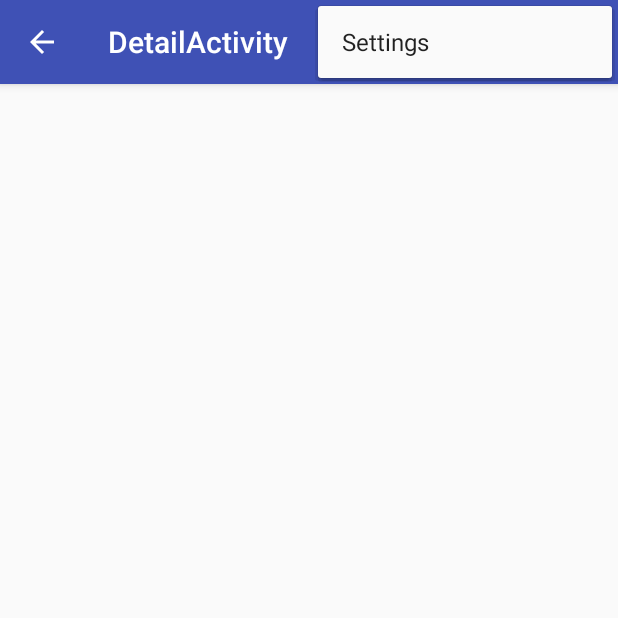
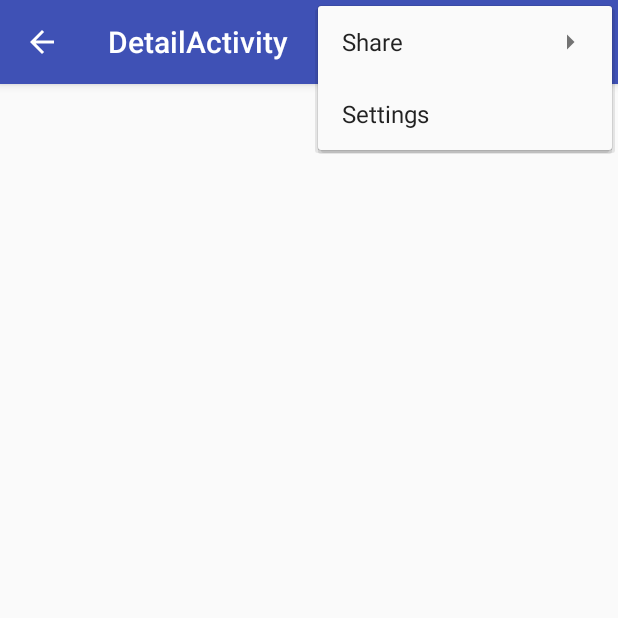
Before and after one commit to an1s1a/Sunny, an Android app: the DetailActivity screen opened directly, with no data from a screen before it, with the options menu open, on a phone screen of 412 x 824 dp, the top half of it. Run offline under Robolectric (Android 15) with nearby library versions, the phone set to English and light mode, and no system bars.

Commit message:
Add share option

```diff
--- a/app/src/main/java/anisia/sunny/DetailActivity.java
+++ b/app/src/main/java/anisia/sunny/DetailActivity.java
@@ -3,15 +3,20 @@ package anisia.sunny;
 import android.content.Intent;
 import android.os.Bundle;
 import android.support.v4.app.Fragment;
+import android.support.v4.view.MenuItemCompat;
 import android.support.v7.app.AppCompatActivity;
+import android.support.v7.widget.ShareActionProvider;
+import android.util.Log;
 import android.view.LayoutInflater;
 import android.view.Menu;
+import android.view.MenuInflater;
 import android.view.MenuItem;
 import android.view.View;
 import android.view.ViewGroup;
 import android.widget.TextView;
 
 public class DetailActivity extends AppCompatActivity {
+
 
     @Override
     protected void onCreate(Bundle savedInstanceState) {
@@ -26,6 +31,7 @@ public class DetailActivity extends AppCompatActivity {
     @Override
     public boolean onCreateOptionsMenu(Menu menu) {
         getMenuInflater().inflate(R.menu.menu_detail, menu);
+
         return true;
     }
 
@@ -42,19 +48,54 @@ public class DetailActivity extends AppCompatActivity {
 
     public static class PlaceHolderFragment extends Fragment {
 
-        public PlaceHolderFragment(){}
+        private ShareActionProvider shareActionProvider;
+        private final static String LOG_TAG = DetailActivity.class.getSimpleName();
+        private static final String FORECAST_SHARE_HASHTAG = " #SunshineApp";
+        private String forecastDetail;
+
+        public PlaceHolderFragment(){
+            setHasOptionsMenu(true);
+        }
+
+
+        @Override
+        public void onCreateOptionsMenu(Menu menu, MenuInflater inflater) {
+
+            MenuItem menuItem = menu.findItem(R.id.action_share);
+
+            shareActionProvider = (ShareActionProvider) MenuItemCompat.getActionProvider(menuItem);
+
+           if(shareActionProvider != null){
+                shareActionProvider.setShareIntent(getSendIntent());
+                Log.i(LOG_TAG, "ShareActionProviedr is not null");
+            } else {
+                Log.i(LOG_TAG, "ShareActionProviedr is null");
+            }
+        }
 
         @Override
         public View onCreateView(LayoutInflater inflater, ViewGroup container, Bundle savedInstanceState) {
             View rootView = inflater.inflate(R.layout.fragment_detail, container, false);
             Intent intent = getActivity().getIntent();
             if(intent != null && intent.hasExtra(Intent.EXTRA_TEXT)){
-                String forecastDetail = intent.getStringExtra(Intent.EXTRA_TEXT);
+                forecastDetail = intent.getStringExtra(Intent.EXTRA_TEXT);
                 TextView textView = (TextView) rootView.findViewById(R.id.forecast_detail);
                 textView.setText(forecastDetail);
             }
 
             return rootView;
         }
+
+        public Intent getSendIntent(){
+            Intent sendIntent = new Intent();
+            sendIntent.setAction(Intent.ACTION_SEND);
+            sendIntent.addFlags(Intent.FLAG_ACTIVITY_NEW_DOCUMENT);
+            sendIntent.putExtra(Intent.EXTRA_TEXT, forecastDetail + FORECAST_SHARE_HASHTAG);
+            sendIntent.setType("text/plain");
+
+            return sendIntent;
+        }
     }
+
+
 }
--- a/app/src/main/java/anisia/sunny/MainActivity.java
+++ b/app/src/main/java/anisia/sunny/MainActivity.java
@@ -6,10 +6,13 @@ import android.net.Uri;
 import android.os.Bundle;
 import android.preference.PreferenceManager;
 import android.support.v7.app.AppCompatActivity;
+import android.util.Log;
 import android.view.Menu;
 import android.view.MenuItem;
 
 public class MainActivity extends AppCompatActivity {
+
+    private final String LOG_TAG = MainActivity.class.getSimpleName();
 
     @Override
     protected void onCreate(Bundle savedInstanceState) {
@@ -56,8 +59,10 @@ public class MainActivity extends AppCompatActivity {
 
         Intent intent = new Intent(Intent.ACTION_VIEW);
         intent.setData(uriLocation);
-        if(intent.resolveActivity(getPackageManager()) != null) {
+        if (intent.resolveActivity(getPackageManager()) != null) {
             startActivity(intent);
+        } else {
+            Log.d(LOG_TAG, "Couldn't call " + location + ", no receiving apps installed!");
         }
     }
 
--- a/app/src/main/res/menu/menu_detail.xml
+++ b/app/src/main/res/menu/menu_detail.xml
@@ -7,4 +7,10 @@
         android:orderInCategory="100"
         app:showAsAction="never"
         android:title="@string/action_settings" />
+
+    <item
+        android:id="@+id/action_share"
+        android:title="@string/title_action_share"
+        app:showAsAction="never"
+        app:actionProviderClass="android.support.v7.widget.ShareActionProvider"/>
 </menu>
--- a/app/src/main/res/values/strings.xml
+++ b/app/src/main/res/values/strings.xml
@@ -5,6 +5,7 @@
     <string name="action_refresh">Refresh</string>
     <string name="title_activity_detail">DetailActivity</string>
     <string name="title_activity_settings">Settings</string>
+    <string name="title_action_share">Share</string>
     <string name="action_map">Map Location</string>
 
     <!-- Strings related to Settings -->
```
